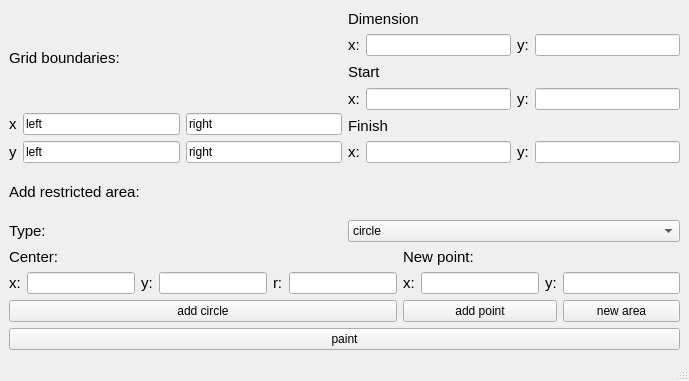
First picture: the form in shortestway.ui, repository Qzarov/shortest-way, before the edit.
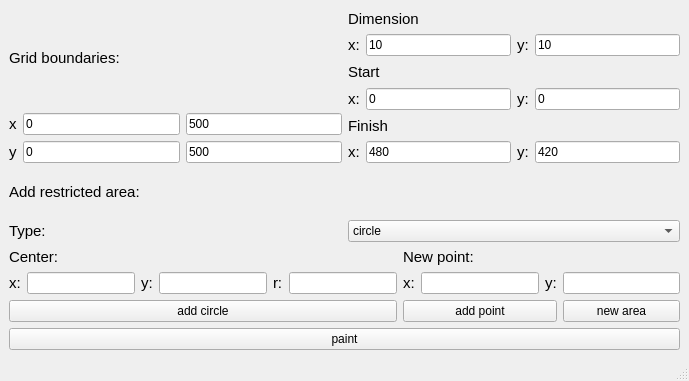
Second picture: the form after the edit.

The edit to the form file:
```diff
--- a/shortestway.ui
+++ b/shortestway.ui
@@ -50,14 +50,14 @@
             <item row="1" column="1">
              <widget class="QLineEdit" name="x_l_lineEdit">
               <property name="text">
-               <string>left</string>
+               <string>0</string>
               </property>
              </widget>
             </item>
             <item row="1" column="2">
              <widget class="QLineEdit" name="x_r_lineEdit">
               <property name="text">
-               <string>right</string>
+               <string>500</string>
               </property>
              </widget>
             </item>
@@ -76,14 +76,14 @@
             <item row="2" column="1">
              <widget class="QLineEdit" name="y_l_lineEdit">
               <property name="text">
-               <string>left</string>
+               <string>0</string>
               </property>
              </widget>
             </item>
             <item row="2" column="2">
              <widget class="QLineEdit" name="y_r_lineEdit">
               <property name="text">
-               <string>right</string>
+               <string>500</string>
               </property>
              </widget>
             </item>
@@ -118,7 +118,7 @@
             <item row="1" column="1">
              <widget class="QLineEdit" name="x_dim_lineEdit">
               <property name="text">
-               <string/>
+               <string>10</string>
               </property>
              </widget>
             </item>
@@ -137,7 +137,7 @@
             <item row="1" column="3">
              <widget class="QLineEdit" name="y_dim_lineEdit">
               <property name="text">
-               <string/>
+               <string>10</string>
               </property>
              </widget>
             </item>
@@ -168,7 +168,7 @@
             <item row="3" column="1">
              <widget class="QLineEdit" name="x_start_lineEdit">
               <property name="text">
-               <string/>
+               <string>0</string>
               </property>
              </widget>
             </item>
@@ -187,7 +187,7 @@
             <item row="3" column="3">
              <widget class="QLineEdit" name="y_start_lineEdit">
               <property name="text">
-               <string/>
+               <string>0</string>
               </property>
              </widget>
             </item>
@@ -218,7 +218,7 @@
             <item row="5" column="1">
              <widget class="QLineEdit" name="x_finish_lineEdit">
               <property name="text">
-               <string/>
+               <string>480</string>
               </property>
              </widget>
             </item>
@@ -237,7 +237,7 @@
             <item row="5" column="3">
              <widget class="QLineEdit" name="y_finish_lineEdit">
               <property name="text">
-               <string/>
+               <string>420</string>
               </property>
              </widget>
             </item>
```
Left out of the diff: 2 changed lines with no effect on the pictures.
